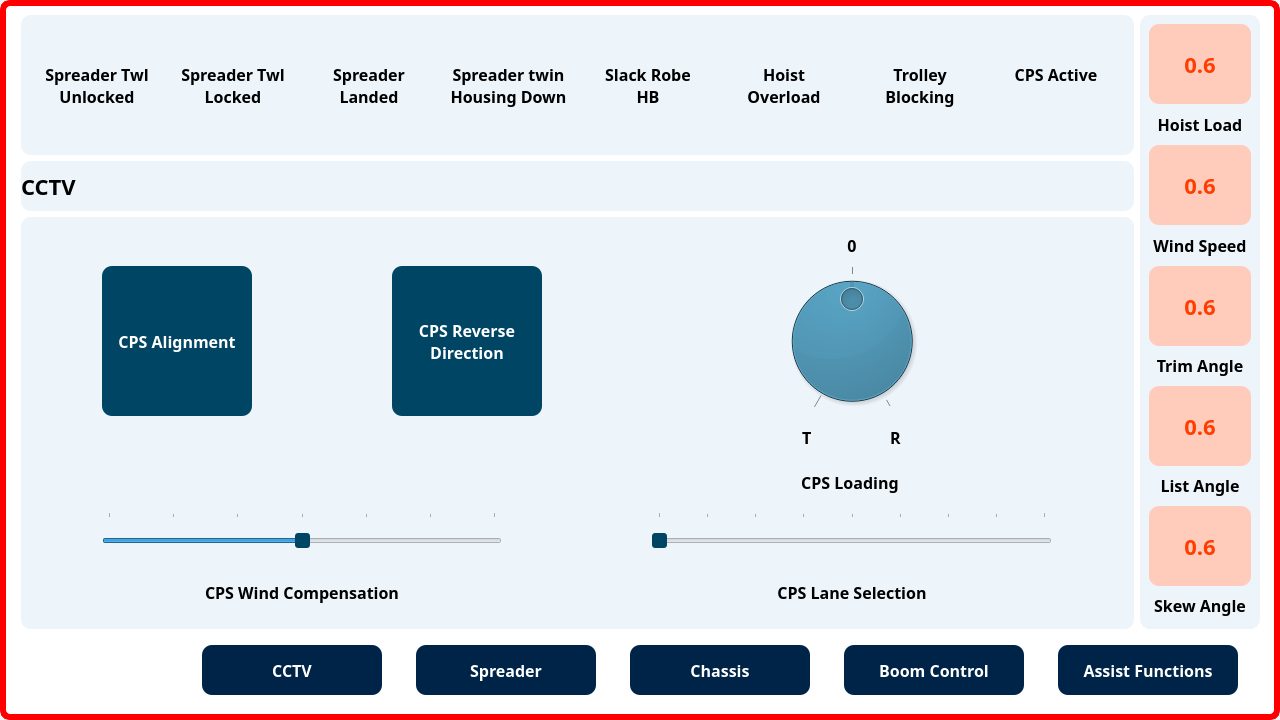
Before: the Qt Designer form UI/PLCModBus.ui in msalmonw/Pyside-ModBus-App, drawn with Qt 5.
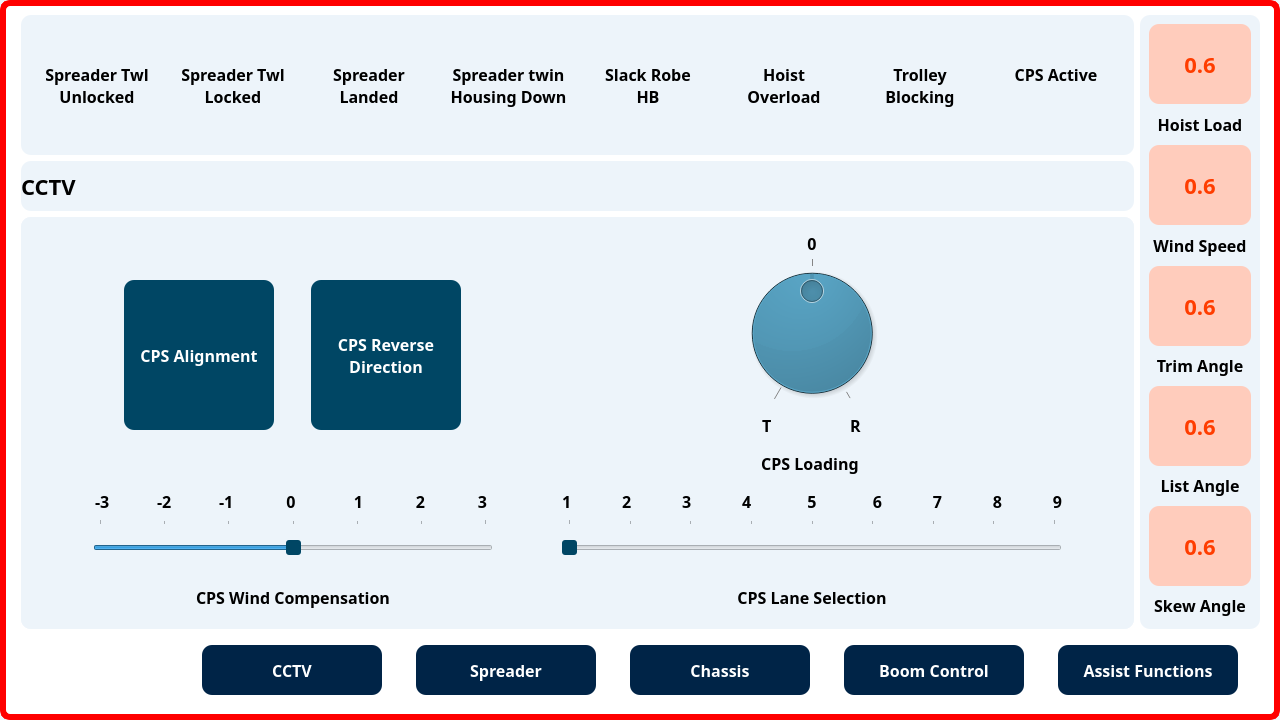
After: the same form once the commit is applied. The open tabs and pages were chosen to show the change. Icons and pictures are not drawn.

Diff of the .ui file:
```diff
--- a/UI/PLCModBus.ui
+++ b/UI/PLCModBus.ui
@@ -29,13 +29,7 @@
    <string>mainwindow</string>
   </property>
   <property name="styleSheet">
-   <string notr="true">QWidget#centralwidget{
-background:rgb(255, 255, 255);
-border-radius: 10px;
-border: 6px solid;
-border-color: rgb(255, 0, 0);
-}
-QWidget{
+   <string notr="true">QWidget{
 background:rgba(237, 244, 250, 255);
 border-radius: 10px;
 font-family: Poppins;
@@ -91,7 +85,11 @@
   </property>
   <widget class="QWidget" name="centralwidget">
    <property name="styleSheet">
-    <string notr="true"/>
+    <string notr="true">QWidget#centralwidget{
+background:rgb(255, 255, 255);
+border-radius: 10px;
+border: 6px solid red;
+}</string>
    </property>
    <layout class="QGridLayout" name="gridLayout">
     <property name="leftMargin">
@@ -1392,6 +1390,8 @@
       <widget class="QWidget" name="chassisPage">
        <layout class="QGridLayout" name="gridLayout_4">
         <item row="0" column="0">
+         <layout class="QHBoxLayout" name="horizontalLayout_5">
+          <item>
          <widget class="QPushButton" name="cpsAlignmentButton">
           <property name="minimumSize">
            <size>
@@ -1413,7 +1413,7 @@
           </property>
          </widget>
         </item>
-        <item row="0" column="1">
+          <item>
          <widget class="QPushButton" name="cpsReverseDirectionButton">
           <property name="minimumSize">
            <size>
@@ -1439,8 +1439,13 @@
           </property>
          </widget>
         </item>
-        <item row="0" column="2">
+         </layout>
+        </item>
+        <item row="0" column="1">
          <layout class="QVBoxLayout" name="verticalLayout_2">
+          <property name="spacing">
+           <number>0</number>
+          </property>
           <property name="sizeConstraint">
            <enum>QLayout::SetFixedSize</enum>
           </property>
@@ -1466,8 +1471,14 @@
             </property>
            </widget>
           </item>
-          <item alignment="Qt::AlignHCenter">
+          <item alignment="Qt::AlignHCenter|Qt::AlignVCenter">
            <widget class="QDial" name="cpsModeDial">
+            <property name="sizePolicy">
+             <sizepolicy hsizetype="Expanding" vsizetype="Expanding">
+              <horstretch>0</horstretch>
+              <verstretch>0</verstretch>
+             </sizepolicy>
+            </property>
             <property name="minimumSize">
              <size>
               <width>150</width>
@@ -1511,13 +1522,13 @@
             <property name="minimumSize">
              <size>
               <width>30</width>
-              <height>30</height>
+              <height>35</height>
              </size>
             </property>
             <property name="maximumSize">
              <size>
               <width>16777215</width>
-              <height>30</height>
+              <height>35</height>
              </size>
             </property>
             <property name="text">
@@ -1531,10 +1542,14 @@
             </property>
            </widget>
           </item>
-         </layout>
-        </item>
-        <item row="1" column="2">
+          <item>
          <widget class="QLabel" name="label_5">
+            <property name="sizePolicy">
+             <sizepolicy hsizetype="Preferred" vsizetype="Preferred">
+              <horstretch>0</horstretch>
+              <verstretch>0</verstretch>
+             </sizepolicy>
+            </property>
           <property name="minimumSize">
            <size>
             <width>0</width>
@@ -1544,7 +1559,7 @@
           <property name="maximumSize">
            <size>
             <width>16777215</width>
-            <height>40</height>
+              <height>16777215</height>
            </size>
           </property>
           <property name="text">
@@ -1555,8 +1570,370 @@
           </property>
          </widget>
         </item>
-        <item row="2" column="0" colspan="2">
+         </layout>
+        </item>
+        <item row="1" column="0">
+         <layout class="QHBoxLayout" name="horizontalLayout_3">
+          <property name="spacing">
+           <number>40</number>
+          </property>
+          <item>
+           <widget class="QLabel" name="label_10">
+            <property name="minimumSize">
+             <size>
+              <width>20</width>
+              <height>20</height>
+             </size>
+            </property>
+            <property name="maximumSize">
+             <size>
+              <width>20</width>
+              <height>20</height>
+             </size>
+            </property>
+            <property name="text">
+             <string>-3</string>
+            </property>
+            <property name="alignment">
+             <set>Qt::AlignLeading|Qt::AlignLeft|Qt::AlignVCenter</set>
+            </property>
+           </widget>
+          </item>
+          <item>
+           <widget class="QLabel" name="label_12">
+            <property name="minimumSize">
+             <size>
+              <width>20</width>
+              <height>20</height>
+             </size>
+            </property>
+            <property name="maximumSize">
+             <size>
+              <width>20</width>
+              <height>20</height>
+             </size>
+            </property>
+            <property name="text">
+             <string>-2</string>
+            </property>
+            <property name="alignment">
+             <set>Qt::AlignLeading|Qt::AlignLeft|Qt::AlignVCenter</set>
+            </property>
+           </widget>
+          </item>
+          <item>
+           <widget class="QLabel" name="label_11">
+            <property name="minimumSize">
+             <size>
+              <width>20</width>
+              <height>20</height>
+             </size>
+            </property>
+            <property name="maximumSize">
+             <size>
+              <width>20</width>
+              <height>20</height>
+             </size>
+            </property>
+            <property name="text">
+             <string>-1</string>
+            </property>
+            <property name="alignment">
+             <set>Qt::AlignLeading|Qt::AlignLeft|Qt::AlignVCenter</set>
+            </property>
+           </widget>
+          </item>
+          <item>
+           <widget class="QLabel" name="label_9">
+            <property name="minimumSize">
+             <size>
+              <width>20</width>
+              <height>20</height>
+             </size>
+            </property>
+            <property name="maximumSize">
+             <size>
+              <width>20</width>
+              <height>20</height>
+             </size>
+            </property>
+            <property name="text">
+             <string>0</string>
+            </property>
+            <property name="alignment">
+             <set>Qt::AlignCenter</set>
+            </property>
+           </widget>
+          </item>
+          <item>
+           <widget class="QLabel" name="label_8">
+            <property name="minimumSize">
+             <size>
+              <width>20</width>
+              <height>20</height>
+             </size>
+            </property>
+            <property name="maximumSize">
+             <size>
+              <width>20</width>
+              <height>20</height>
+             </size>
+            </property>
+            <property name="text">
+             <string>1</string>
+            </property>
+            <property name="alignment">
+             <set>Qt::AlignRight|Qt::AlignTrailing|Qt::AlignVCenter</set>
+            </property>
+           </widget>
+          </item>
+          <item>
+           <widget class="QLabel" name="label_7">
+            <property name="minimumSize">
+             <size>
+              <width>20</width>
+              <height>20</height>
+             </size>
+            </property>
+            <property name="maximumSize">
+             <size>
+              <width>20</width>
+              <height>20</height>
+             </size>
+            </property>
+            <property name="text">
+             <string>2</string>
+            </property>
+            <property name="alignment">
+             <set>Qt::AlignRight|Qt::AlignTrailing|Qt::AlignVCenter</set>
+            </property>
+           </widget>
+          </item>
+          <item>
+           <widget class="QLabel" name="label_6">
+            <property name="minimumSize">
+             <size>
+              <width>20</width>
+              <height>20</height>
+             </size>
+            </property>
+            <property name="maximumSize">
+             <size>
+              <width>20</width>
+              <height>20</height>
+             </size>
+            </property>
+            <property name="text">
+             <string>3</string>
+            </property>
+            <property name="alignment">
+             <set>Qt::AlignRight|Qt::AlignTrailing|Qt::AlignVCenter</set>
+            </property>
+           </widget>
+          </item>
+         </layout>
+        </item>
+        <item row="1" column="1">
+         <layout class="QHBoxLayout" name="horizontalLayout_4">
+          <property name="spacing">
+           <number>40</number>
+          </property>
+          <item>
+           <widget class="QLabel" name="label_17">
+            <property name="minimumSize">
+             <size>
+              <width>20</width>
+              <height>20</height>
+             </size>
+            </property>
+            <property name="maximumSize">
+             <size>
+              <width>20</width>
+              <height>20</height>
+             </size>
+            </property>
+            <property name="text">
+             <string>1</string>
+            </property>
+           </widget>
+          </item>
+          <item>
+           <widget class="QLabel" name="label_21">
+            <property name="minimumSize">
+             <size>
+              <width>20</width>
+              <height>20</height>
+             </size>
+            </property>
+            <property name="maximumSize">
+             <size>
+              <width>20</width>
+              <height>20</height>
+             </size>
+            </property>
+            <property name="text">
+             <string>2</string>
+            </property>
+           </widget>
+          </item>
+          <item>
+           <widget class="QLabel" name="label_20">
+            <property name="minimumSize">
+             <size>
+              <width>20</width>
+              <height>20</height>
+             </size>
+            </property>
+            <property name="maximumSize">
+             <size>
+              <width>20</width>
+              <height>20</height>
+             </size>
+            </property>
+            <property name="text">
+             <string>3</string>
+            </property>
+           </widget>
+          </item>
+          <item>
+           <widget class="QLabel" name="label_16">
+            <property name="minimumSize">
+             <size>
+              <width>20</width>
+              <height>20</height>
+             </size>
+            </property>
+            <property name="maximumSize">
+             <size>
+              <width>20</width>
+              <height>20</height>
+             </size>
+            </property>
+            <property name="text">
+             <string>4</string>
+            </property>
+           </widget>
+          </item>
+          <item>
+           <widget class="QLabel" name="label_18">
+            <property name="minimumSize">
+             <size>
+              <width>20</width>
+              <height>20</height>
+             </size>
+            </property>
+            <property name="maximumSize">
+             <size>
+              <width>20</width>
+              <height>20</height>
+             </size>
+            </property>
+            <property name="text">
+             <string>5</string>
+            </property>
+            <property name="alignment">
+             <set>Qt::AlignCenter</set>
+            </property>
+           </widget>
+          </item>
+          <item>
+           <widget class="QLabel" name="label_15">
+            <property name="minimumSize">
+             <size>
+              <width>20</width>
+              <height>20</height>
+             </size>
+            </property>
+            <property name="maximumSize">
+             <size>
+              <width>20</width>
+              <height>20</height>
+             </size>
+            </property>
+            <property name="text">
+             <string>6</string>
+            </property>
+            <property name="alignment">
+             <set>Qt::AlignRight|Qt::AlignTrailing|Qt::AlignVCenter</set>
+            </property>
+           </widget>
+          </item>
+          <item>
+           <widget class="QLabel" name="label_19">
+            <property name="minimumSize">
+             <size>
+              <width>20</width>
+              <height>20</height>
+             </size>
+            </property>
+            <property name="maximumSize">
+             <size>
+              <width>20</width>
+              <height>20</height>
+             </size>
+            </property>
+            <property name="text">
+             <string>7</string>
+            </property>
+            <property name="alignment">
+             <set>Qt::AlignRight|Qt::AlignTrailing|Qt::AlignVCenter</set>
+            </property>
+           </widget>
+          </item>
+          <item>
+           <widget class="QLabel" name="label_14">
+            <property name="minimumSize">
+             <size>
+              <width>20</width>
+              <height>20</height>
+             </size>
+            </property>
+            <property name="maximumSize">
+             <size>
+              <width>20</width>
+              <height>20</height>
+             </size>
+            </property>
+            <property name="text">
+             <string>8</string>
+            </property>
+            <property name="alignment">
+             <set>Qt::AlignRight|Qt::AlignTrailing|Qt::AlignVCenter</set>
+            </property>
+           </widget>
+          </item>
+          <item>
+           <widget class="QLabel" name="label_13">
+            <property name="minimumSize">
+             <size>
+              <width>20</width>
+              <height>20</height>
+             </size>
+            </property>
+            <property name="maximumSize">
+             <size>
+              <width>20</width>
+              <height>20</height>
+             </size>
+            </property>
+            <property name="text">
+             <string>9</string>
+            </property>
+            <property name="alignment">
+             <set>Qt::AlignRight|Qt::AlignTrailing|Qt::AlignVCenter</set>
+            </property>
+           </widget>
+          </item>
+         </layout>
+        </item>
+        <item row="2" column="0">
          <widget class="QSlider" name="windCompensationSlider">
+          <property name="sizePolicy">
+           <sizepolicy hsizetype="Preferred" vsizetype="Fixed">
+            <horstretch>0</horstretch>
+            <verstretch>0</verstretch>
+           </sizepolicy>
+          </property>
           <property name="minimumSize">
            <size>
             <width>400</width>
@@ -1565,7 +1942,7 @@
           </property>
           <property name="maximumSize">
            <size>
-            <width>400</width>
+            <width>16777215</width>
             <height>50</height>
            </size>
           </property>
@@ -1598,8 +1975,14 @@
           </property>
          </widget>
         </item>
-        <item row="2" column="2">
+        <item row="2" column="1">
          <widget class="QSlider" name="laneSelectionSlider">
+          <property name="sizePolicy">
+           <sizepolicy hsizetype="Expanding" vsizetype="Fixed">
+            <horstretch>0</horstretch>
+            <verstretch>0</verstretch>
+           </sizepolicy>
+          </property>
           <property name="minimumSize">
            <size>
             <width>400</width>
@@ -1608,7 +1991,7 @@
           </property>
           <property name="maximumSize">
            <size>
-            <width>400</width>
+            <width>500</width>
             <height>50</height>
            </size>
           </property>
@@ -1635,7 +2018,7 @@
           </property>
          </widget>
         </item>
-        <item row="3" column="0" colspan="2">
+        <item row="3" column="0">
          <widget class="QLabel" name="label_2">
           <property name="minimumSize">
            <size>
@@ -1657,7 +2040,7 @@
           </property>
          </widget>
         </item>
-        <item row="3" column="2">
+        <item row="3" column="1">
          <widget class="QLabel" name="label_4">
           <property name="minimumSize">
            <size>
```
Left out of the diff: 2 changed lines with no effect on the pictures. Lines whose indentation alone changed are shown as unchanged.
